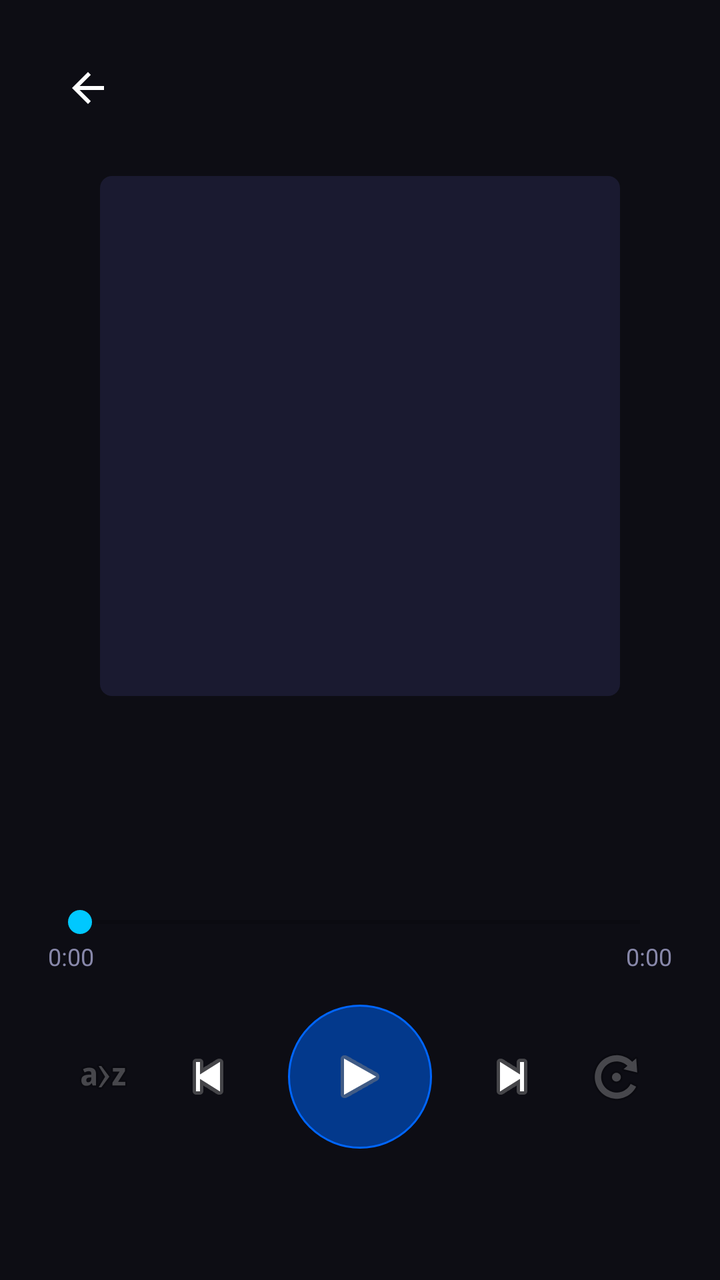
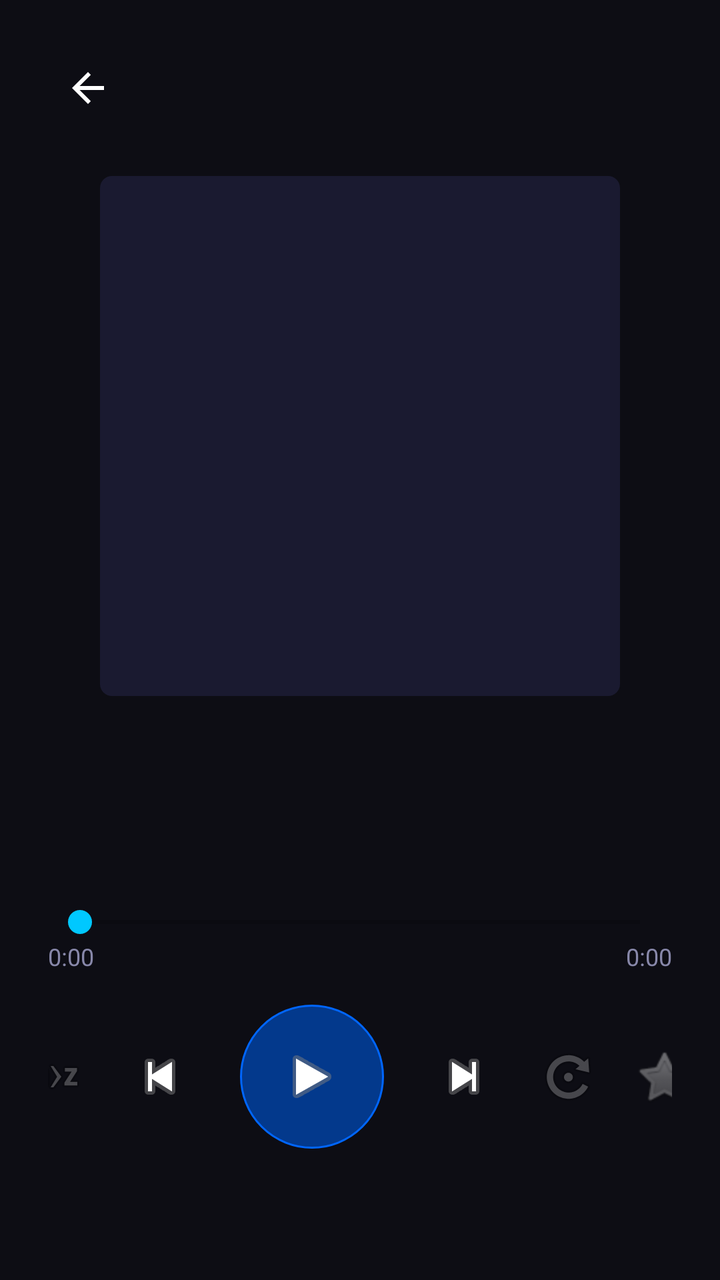

Two renders of the same Android screen: before a commit and after it. Below are the layout's source before the change and the commit's diff.
<!-- AndroidManifest.xml: activity theme Theme.StreamVault.Player -->
<!-- res/layout/activity_player_music.xml -->
<?xml version="1.0" encoding="utf-8"?>
<LinearLayout xmlns:android="http://schemas.android.com/apk/res/android"
    android:layout_width="match_parent"
    android:layout_height="match_parent"
    android:orientation="vertical"
    android:background="#0D0D14"
    android:padding="24dp">

    <ImageButton
        android:id="@+id/btnClosePlayer"
        android:layout_width="40dp"
        android:layout_height="40dp"
        android:background="?attr/selectableItemBackgroundBorderless"
        android:src="@drawable/ic_arrow_back" />

    <ImageView
        android:id="@+id/ivCover"
        android:layout_width="260dp"
        android:layout_height="260dp"
        android:layout_gravity="center_horizontal"
        android:layout_marginTop="24dp"
        android:scaleType="centerCrop"
        android:background="@drawable/cover_bg" />

    <TextView
        android:id="@+id/tvNowTitle"
        android:layout_width="match_parent"
        android:layout_height="wrap_content"
        android:gravity="center"
        android:textColor="#FFFFFF"
        android:textSize="20sp"
        android:textStyle="bold"
        android:maxLines="2"
        android:ellipsize="end"
        android:layout_marginTop="28dp" />

    <TextView
        android:id="@+id/tvNowArtist"
        android:layout_width="match_parent"
        android:layout_height="wrap_content"
        android:gravity="center"
        android:textColor="#8888AA"
        android:textSize="14sp"
        android:maxLines="1"
        android:ellipsize="end"
        android:layout_marginTop="6dp" />

    <SeekBar
        android:id="@+id/seekMusic"
        android:layout_width="match_parent"
        android:layout_height="wrap_content"
        android:layout_marginTop="24dp" />

    <LinearLayout
        android:layout_width="match_parent"
        android:layout_height="wrap_content"
        android:orientation="horizontal">

        <TextView
            android:id="@+id/tvCurrentTime"
            android:layout_width="0dp"
            android:layout_height="wrap_content"
            android:layout_weight="1"
            android:text="0:00"
            android:textColor="#8888AA"
            android:textSize="12sp" />

        <TextView
            android:id="@+id/tvTotalTime"
            android:layout_width="wrap_content"
            android:layout_height="wrap_content"
            android:text="0:00"
            android:textColor="#8888AA"
            android:textSize="12sp" />
    </LinearLayout>

    <LinearLayout
        android:layout_width="match_parent"
        android:layout_height="wrap_content"
        android:orientation="horizontal"
        android:gravity="center"
        android:layout_marginTop="16dp">

        <ImageButton
            android:id="@+id/btnShuffle"
            android:layout_width="48dp"
            android:layout_height="48dp"
            android:alpha="0.4"
            android:background="?attr/selectableItemBackgroundBorderless"
            android:src="@android:drawable/ic_menu_sort_alphabetically" />

        <ImageButton
            android:id="@+id/btnPrev"
            android:layout_width="56dp"
            android:layout_height="56dp"
            android:background="?attr/selectableItemBackgroundBorderless"
            android:src="@android:drawable/ic_media_previous" />

        <ImageButton
            android:id="@+id/btnPlayPause"
            android:layout_width="72dp"
            android:layout_height="72dp"
            android:layout_marginHorizontal="12dp"
            android:background="@drawable/btn_icon_circle_accent"
            android:src="@android:drawable/ic_media_play" />

        <ImageButton
            android:id="@+id/btnNext"
            android:layout_width="56dp"
            android:layout_height="56dp"
            android:background="?attr/selectableItemBackgroundBorderless"
            android:src="@android:drawable/ic_media_next" />

        <ImageButton
            android:id="@+id/btnRepeat"
            android:layout_width="48dp"
            android:layout_height="48dp"
            android:alpha="0.4"
            android:background="?attr/selectableItemBackgroundBorderless"
            android:src="@android:drawable/ic_menu_rotate" />
    </LinearLayout>
</LinearLayout>
<!-- resources referenced by this layout -->
<resources>
  <!-- drawable btn_icon_circle_accent (drawable) -->
  <?xml version="1.0" encoding="utf-8"?>
  <shape xmlns:android="http://schemas.android.com/apk/res/android" android:shape="oval">
      <solid android:color="#CC0044AA"/>
      <stroke android:width="1dp" android:color="#0066FF"/>
  </shape>
  <!-- drawable cover_bg (drawable) -->
  <?xml version="1.0" encoding="utf-8"?>
  <shape xmlns:android="http://schemas.android.com/apk/res/android" android:shape="rectangle">
      <solid android:color="#1A1A30"/>
      <corners android:radius="6dp"/>
  </shape>
  <!-- drawable ic_arrow_back (drawable) -->
  <?xml version="1.0" encoding="utf-8"?>
  <vector xmlns:android="http://schemas.android.com/apk/res/android"
      android:width="24dp" android:height="24dp"
      android:viewportWidth="24" android:viewportHeight="24">
      <path android:fillColor="#FFFFFF"
          android:pathData="M20,11H7.83l5.59,-5.59L12,4l-8,8 8,8 1.41,-1.41L7.83,13H20v-2z"/>
  </vector>
  <style name="Theme.StreamVault.Player" parent="Theme.StreamVault">
          <item name="android:windowFullscreen">true</item>
          <item name="android:windowLayoutInDisplayCutoutMode">shortEdges</item>
      </style>
  <style name="Theme.StreamVault" parent="Theme.MaterialComponents.DayNight.NoActionBar">
          <item name="colorPrimary">@color/accent_blue</item>
          <item name="colorPrimaryDark">@color/bg_dark</item>
          <item name="colorAccent">@color/accent_cyan</item>
          <item name="android:windowBackground">@color/bg_dark</item>
          <item name="android:statusBarColor">@color/bg_dark</item>
          <item name="android:navigationBarColor">@color/bg_dark</item>
      </style>
  <color name="accent_blue">#0066FF</color>
  <color name="bg_dark">#0A0A0F</color>
  <color name="accent_cyan">#00C8FF</color>
</resources>

<!-- the commit's change to res/layout/activity_player_music.xml (unified diff, before → after) -->
@@ -118,5 +118,13 @@
             android:alpha="0.4"
             android:background="?attr/selectableItemBackgroundBorderless"
             android:src="@android:drawable/ic_menu_rotate" />
+
+        <ImageButton
+            android:id="@+id/btnFav"
+            android:layout_width="48dp"
+            android:layout_height="48dp"
+            android:alpha="0.4"
+            android:background="?attr/selectableItemBackgroundBorderless"
+            android:src="@android:drawable/btn_star_big_off" />
     </LinearLayout>
 </LinearLayout>
